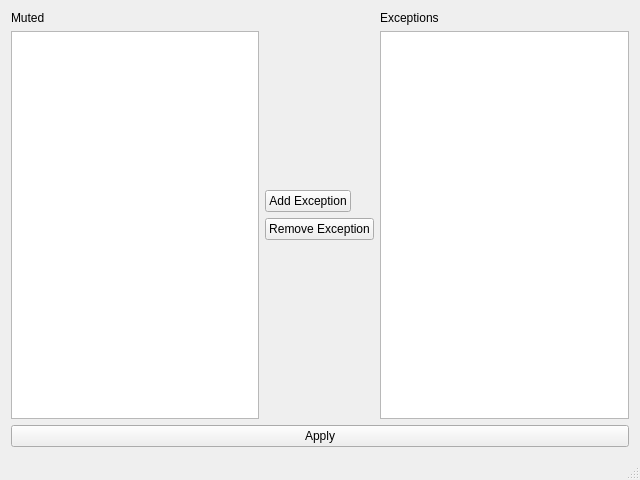
This is src/MainWindow.ui in Chainsawkitten/MuteExceptions as Qt 5 draws it before an edit. The edited form follows.
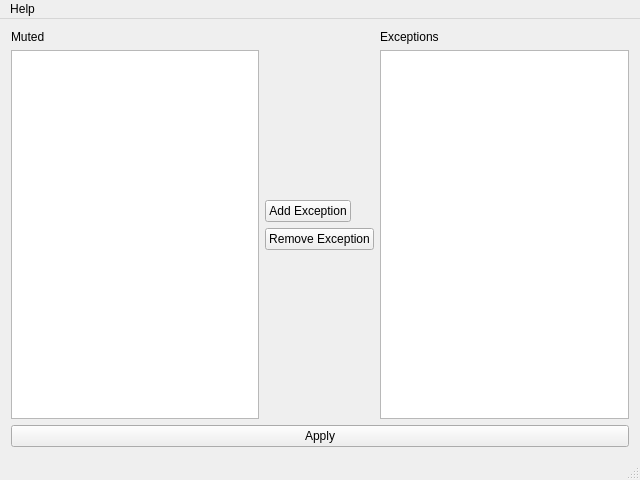
This is the edited form.

Commit message:
Simple about dialog
Displays the current version.

What changed in the file:
```diff
--- a/src/MainWindow.ui
+++ b/src/MainWindow.ui
@@ -81,6 +81,28 @@
    </layout>
   </widget>
   <widget class="QStatusBar" name="statusBar"/>
+  <widget class="QMenuBar" name="menuBar">
+   <property name="geometry">
+    <rect>
+     <x>0</x>
+     <y>0</y>
+     <width>640</width>
+     <height>21</height>
+    </rect>
+   </property>
+   <widget class="QMenu" name="menuHelp">
+    <property name="title">
+     <string>Help</string>
+    </property>
+    <addaction name="actionAbout"/>
+   </widget>
+   <addaction name="menuHelp"/>
+  </widget>
+  <action name="actionAbout">
+   <property name="text">
+    <string>About Mute Exceptions</string>
+   </property>
+  </action>
  </widget>
  <layoutdefault spacing="6" margin="11"/>
  <resources/>
```
The commit also changes 4 other files.
